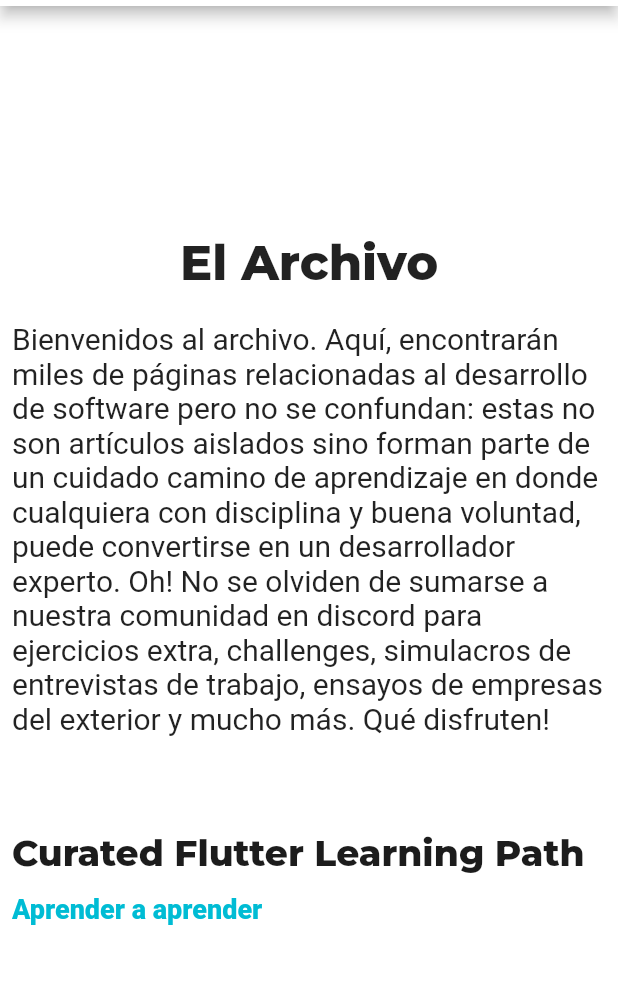
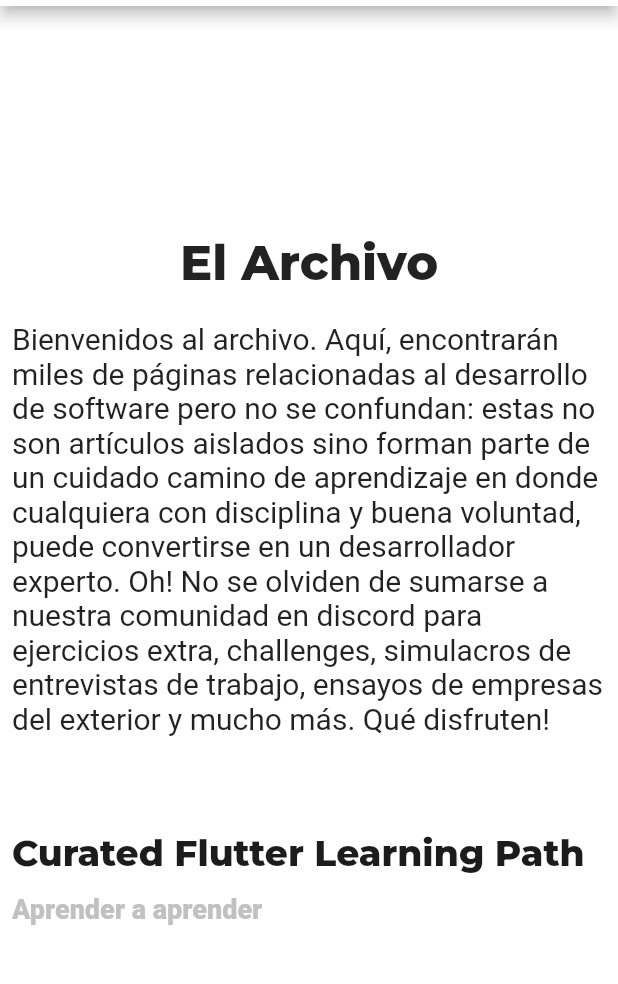
Before and after one commit to themonkslab/the_monsklab_web, a Flutter app: the screen it shows after launch, on a phone screen of 412 x 824 dp, the part 84-1068 px from its top. Run offline on Flutter 3.47's test engine with Material 2 defaults, Android fonts, the phone set to English and light mode, and no system bars; our stand-ins replace beamer, flutter_markdown, flutter_svg, google_fonts.

Commit message:
add: responsiveness AppHypertext

```diff
--- a/lib/src/features/archive/presentation/view.dart
+++ b/lib/src/features/archive/presentation/view.dart
@@ -1,6 +1,7 @@
 import 'package:flutter/material.dart';
 import 'package:the_monkslab_web/src/constants/_index.dart';
 import 'package:the_monkslab_web/src/ui/_index.dart';
+import 'package:the_monkslab_web/src/ui/widgets/hypertext.dart';
 import 'package:the_monkslab_web/src/utils/extensions.dart';
 
 class ArchiveView extends StatelessWidget {
@@ -30,7 +31,6 @@ class ArchiveView extends StatelessWidget {
             Row(
               children: [
                 for (var learningPath in [flutterLearningPath])
-                  //TODO -CONT- make width max aligning column left
                   Column(
                     crossAxisAlignment: CrossAxisAlignment.start,
                     children: [
@@ -42,15 +42,12 @@ class ArchiveView extends StatelessWidget {
                       ),
                       gapH12,
                       for (var course in learningPath.courses)
-                        Text(
-                          course.title,
+                        AppHypertext(
+                          text: course.title,
                           style: isPhoneOrTablet
                               ? AppTextStyles.h3Phone
-                                  .copyWith(color: Colors.cyan)
-                              : AppTextStyles.h3.copyWith(
-                                  color: Colors.cyan,
-                                ),
-                        ),
+                              : AppTextStyles.h3,
+                        )
                     ],
                   )
               ],
--- a/lib/src/ui/colors.dart
+++ b/lib/src/ui/colors.dart
@@ -15,4 +15,5 @@ class AppColors {
   static final white60 = const Color(0xFFFFFFFF).withOpacity(0.6);
   static final black20 = const Color(0xFF000000).withOpacity(0.2);
   static final black50 = const Color(0xFF000000).withOpacity(0.5);
+  static const cyan = Colors.cyan;
 }
--- a/lib/src/ui/text_styles.dart
+++ b/lib/src/ui/text_styles.dart
@@ -95,4 +95,11 @@ class AppTextStyles {
     height: 1.2,
     fontWeight: FontWeight.w400,
   ));
+
+  static final hypertext = GoogleFonts.montserrat(
+      textStyle: const TextStyle(
+    fontSize: 20.0,
+    fontWeight: FontWeight.w400,
+    color: AppColors.cyan,
+  ));
 }
--- /dev/null
+++ b/lib/src/ui/widgets/hypertext.dart
@@ -0,0 +1,64 @@
+import 'package:flutter/material.dart';
+import 'package:the_monkslab_web/src/ui/_index.dart';
+
+class AppHypertext extends StatefulWidget {
+  const AppHypertext({
+    Key? key,
+    required this.text,
+    this.onPressed,
+    this.style,
+    this.alignment,
+  }) : super(key: key);
+
+  final String text;
+  final VoidCallback? onPressed;
+  final TextStyle? style;
+  final TextAlign? alignment;
+
+  @override
+  State<AppHypertext> createState() => _AppHypertextState();
+}
+
+class _AppHypertextState extends State<AppHypertext> {
+  bool isHovered = false;
+  late bool isEnabled;
+
+  void onHover(bool isHovered) => setState(() => this.isHovered = isHovered);
+
+  @override
+  void initState() {
+    isEnabled = widget.onPressed != null;
+    super.initState();
+  }
+
+  @override
+  Widget build(BuildContext context) {
+    return MouseRegion(
+      onEnter: isEnabled ? (event) => onHover(true) : null,
+      onExit: isEnabled ? (event) => onHover(false) : null,
+      cursor: isEnabled ? SystemMouseCursors.click : SystemMouseCursors.basic,
+      child: GestureDetector(
+        onTap: widget.onPressed,
+        child: AnimatedDefaultTextStyle(
+          style: widget.onPressed != null
+              ? isHovered
+                  ? const TextStyle(decoration: TextDecoration.underline)
+                  : const TextStyle(decoration: TextDecoration.none)
+              : const TextStyle(decoration: TextDecoration.none),
+          duration: const Duration(
+            milliseconds: 50,
+          ),
+          textAlign: widget.alignment ?? TextAlign.left,
+          child: Text(
+            widget.text,
+            style: widget.style?.copyWith(
+                    color:
+                        isEnabled ? AppColors.cyan : AppColors.lighterGrey) ??
+                AppTextStyles.hypertext.copyWith(
+                    color: isEnabled ? AppColors.cyan : AppColors.lighterGrey),
+          ),
+        ),
+      ),
+    );
+  }
+}
```
